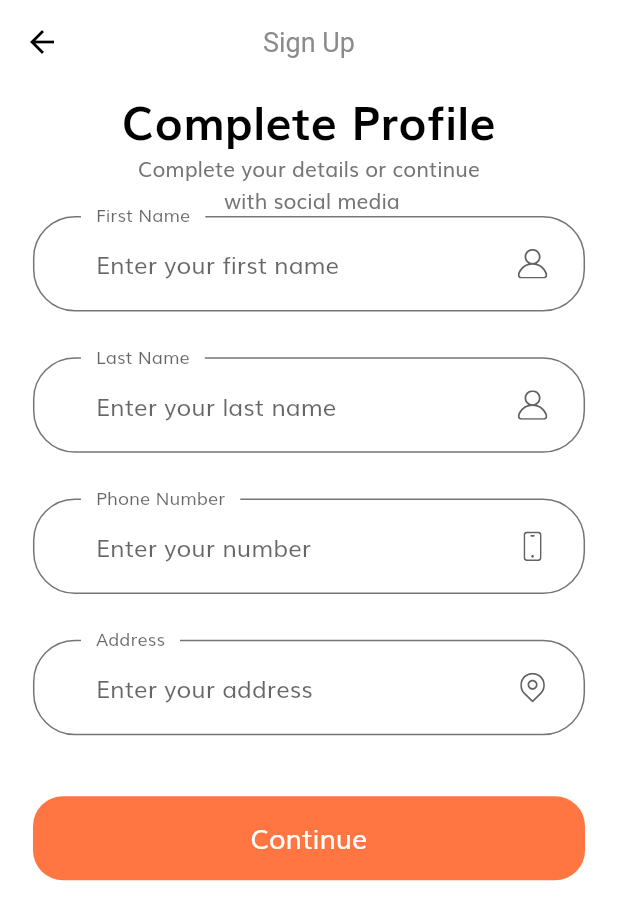
After one commit to MartinMwiti/Ecommerce, a Flutter app: the CompleteProfile screen opened by its route, on a phone screen of 412 x 824 dp. The commit adds this screen. Shown: the top 920 px of the screen. Run offline on Flutter 3.47's test engine with Material 2 defaults, Android fonts, the phone set to English and light mode, and no system bars; our stand-ins replace flutter_svg.

Commit message:
profile page

```diff
--- a/online_store/lib/constants.dart
+++ b/online_store/lib/constants.dart
@@ -15,7 +15,7 @@ const kAnimationDuration = Duration(milliseconds: 200);
 
 // Form Error
 final RegExp emailValidatorRegExp =
-    RegExp(r"^[a-zA-Z0-9.]+@[a-zA-Z0-9]+\.[a-zA-Z]+");
+    RegExp(r'^[a-zA-Z0-9-_.]+@[a-zA-Z]+\.{1}[a-zA-Z]+(\.{0,1}[a-zA-Z]+)$');
 const String kEmailNullError = "Please Enter your email";
 const String kInvalidEmailError = "Please Enter Valid Email";
 const String kPassNullError = "Please Enter your password";
@@ -34,8 +34,6 @@ final headingStyle = TextStyle(
 
 // const defaultDuration = Duration(milliseconds: 250);
 
-
-
 // final otpInputDecoration = InputDecoration(
 //   contentPadding:
 //       EdgeInsets.symmetric(vertical: getProportionateScreenWidth(15)),
--- a/online_store/lib/routes.dart
+++ b/online_store/lib/routes.dart
@@ -1,4 +1,5 @@
 import 'package:flutter/widgets.dart';
+import 'package:online_store/screens/complete_profile/complete_profile_screen.dart';
 import 'package:online_store/screens/forgot_password/forgot_password_screen.dart';
 import 'package:online_store/screens/login_success/login_success_screen.dart';
 import 'package:online_store/screens/sign_in/sign_in_screen.dart';
@@ -13,4 +14,5 @@ final Map<String, WidgetBuilder> routes = {
   ForgotPasswordScreen.routeName: (context) => ForgotPasswordScreen(),
   LoginSuccessScreen.routeName: (context) => LoginSuccessScreen(),
   SignUpScreen.routeName: (context) => SignUpScreen(),
+  CompleteProfile.routeName: (context) => CompleteProfile(),
 };
--- /dev/null
+++ b/online_store/lib/screens/complete_profile/complete_profile_screen.dart
@@ -0,0 +1,15 @@
+import 'package:flutter/material.dart';
+import 'package:online_store/screens/complete_profile/components/body.dart';
+
+class CompleteProfile extends StatelessWidget {
+  static String routeName = "/complete_profile";
+  @override
+  Widget build(BuildContext context) {
+    return Scaffold(
+      appBar: AppBar(
+        title: Text("Sign Up"),
+      ),
+      body: Body(),
+    );
+  }
+}
--- /dev/null
+++ b/online_store/lib/screens/complete_profile/components/body.dart
@@ -0,0 +1,195 @@
+import 'package:flutter/material.dart';
+import 'package:online_store/components/custom_suffix_icon.dart';
+import 'package:online_store/components/default_button.dart';
+import 'package:online_store/components/form_error.dart';
+import 'package:online_store/constants.dart';
+import 'package:online_store/size_config.dart';
+
+class Body extends StatelessWidget {
+  @override
+  Widget build(BuildContext context) {
+    return SingleChildScrollView(
+      child: SizedBox(
+        width: double.infinity,
+        child: Column(
+          children: [
+            Text(
+              "Complete Profile",
+              style: headingStyle,
+            ),
+            Text(
+              "Complete your details or continue \n with social media",
+              textAlign: TextAlign.center,
+            ),
+            CompleteProfileForm(),
+          ],
+        ),
+      ),
+    );
+  }
+}
+
+class CompleteProfileForm extends StatefulWidget {
+  @override
+  _CompleteProfileFormState createState() => _CompleteProfileFormState();
+}
+
+class _CompleteProfileFormState extends State<CompleteProfileForm> {
+  // GlobalKey This uniquely identifies the Form , and allows validation of the form in a later step.
+  final _formKey = GlobalKey<FormState>();
+  String firstName, secondName, phoneNumber, address;
+  final List<String> errors = [];
+
+  // func with named parameter for adding error
+  void addError({String error}) {
+    if (!errors.contains(error))
+      setState(() {
+        errors.add(error);
+      });
+  }
+
+  // func with named parameter for removing error
+  void removeError({String error}) {
+    if (errors.contains(error))
+      setState(() {
+        errors.remove(error);
+      });
+  }
+
+  @override
+  Widget build(BuildContext context) {
+    return Form(
+      key: _formKey,
+      child: Padding(
+        padding:
+            EdgeInsets.symmetric(horizontal: getProportionateScreenWidth(20)),
+        child: Column(
+          children: [
+            buildFirstNameFormField(),
+            SizedBox(height: getProportionateScreenHeight(30)),
+            buildLastNameFormField(),
+            SizedBox(height: getProportionateScreenHeight(30)),
+            buildPhoneNumberFormField(),
+            SizedBox(height: getProportionateScreenHeight(30)),
+            buildAddressFormField(),
+            FormError(errors: errors),
+            SizedBox(height: getProportionateScreenHeight(40)),
+            DefaultButton(
+              text: "Continue",
+              press: () {
+                if (_formKey.currentState.validate()) {
+                  _formKey.currentState.save();
+                  // Go to OTP screen
+                }
+              },
+            ),
+          ],
+        ),
+      ),
+    );
+  }
+
+  TextFormField buildAddressFormField() {
+    return TextFormField(
+      onSaved: (newValue) => address = newValue,
+      onChanged: (value) {
+        if (value.isNotEmpty && errors.contains(kAddressNullError)) {
+          removeError(error: kAddressNullError);
+        }
+        return null;
+      },
+      validator: (value) {
+        if (value.isEmpty) {
+          addError(error: kAddressNullError);
+          return "";
+        }
+        return null;
+      },
+      decoration: InputDecoration(
+        // uses the InputDecorationTheme defined in my theme.dart file
+        labelText: "Address",
+        hintText: "Enter your address",
+        // When [FloatingLabelBehavior.always] the label will always float at the top of the field above the content.
+        floatingLabelBehavior: FloatingLabelBehavior.always,
+        suffixIcon: CustomSuffixIcon(
+          svgIcon: "assets/icons/Location point.svg",
+        ),
+      ),
+    );
+  }
+
+  TextFormField buildPhoneNumberFormField() {
+    return TextFormField(
+      keyboardType: TextInputType.number,
+      onSaved: (newValue) => phoneNumber = newValue,
+      onChanged: (value) {
+        if (value.isNotEmpty && errors.contains(kPhoneNumberNullError)) {
+          removeError(error: kPhoneNumberNullError);
+        }
+        return null;
+      },
+      validator: (value) {
+        if (value.isEmpty) {
+          addError(error: kPhoneNumberNullError);
+          return "";
+        }
+        return null;
+      },
+      decoration: InputDecoration(
+        // uses the InputDecorationTheme defined in my theme.dart file
+        labelText: "Phone Number",
+        hintText: "Enter your number",
+        // When [FloatingLabelBehavior.always] the label will always float at the top of the field above the content.
+        floatingLabelBehavior: FloatingLabelBehavior.always,
+        suffixIcon: CustomSuffixIcon(
+          svgIcon: "assets/icons/Phone.svg",
+        ),
+      ),
+    );
+  }
+
+  TextFormField buildLastNameFormField() {
+    return TextFormField(
+      onSaved: (newValue) => secondName = newValue,
+      decoration: InputDecoration(
+        // uses the InputDecorationTheme defined in my theme.dart file
+        labelText: "Last Name",
+        hintText: "Enter your last name",
+        // When [FloatingLabelBehavior.always] the label will always float at the top of the field above the content.
+        floatingLabelBehavior: FloatingLabelBehavior.always,
+        suffixIcon: CustomSuffixIcon(
+          svgIcon: "assets/icons/User.svg",
+        ),
+      ),
+    );
+  }
+
+  TextFormField buildFirstNameFormField() {
+    return TextFormField(
+      onSaved: (newValue) => firstName = newValue,
+      onChanged: (value) {
+        if (value.isNotEmpty && errors.contains(kNamelNullError)) {
+          removeError(error: kNamelNullError);
+        }
+        return null;
+      },
+      validator: (value) {
+        if (value.isEmpty) {
+          addError(error: kNamelNullError);
+          return "";
+        }
+        return null;
+      },
+      decoration: InputDecoration(
+        // uses the InputDecorationTheme defined in my theme.dart file
+        labelText: "First Name",
+        hintText: "Enter your first name",
+        // When [FloatingLabelBehavior.always] the label will always float at the top of the field above the content.
+        floatingLabelBehavior: FloatingLabelBehavior.always,
+        suffixIcon: CustomSuffixIcon(
+          svgIcon: "assets/icons/User.svg",
+        ),
+      ),
+    );
+  }
+}
--- a/online_store/lib/theme.dart
+++ b/online_store/lib/theme.dart
@@ -42,8 +42,8 @@ InputDecorationTheme inputDecorationTheme() {
   return InputDecorationTheme(
     contentPadding: const EdgeInsets.symmetric(
       //NB somehow when i include getPropotionate* func in results in toDouble error msg.
-      horizontal: 42,
-      vertical: 20,
+      horizontal: 42,  //42
+      vertical: 18, //20
     ),
     enabledBorder: outlineInputBorder,
     focusedBorder: outlineInputBorder,
```
Also changed, not shown: online_store/lib/screens/sign_up/components/body.dart (+26 -173 lines), online_store/lib/screens/sign_up/components/sign_up_form.dart (added, +183 -0 lines).
